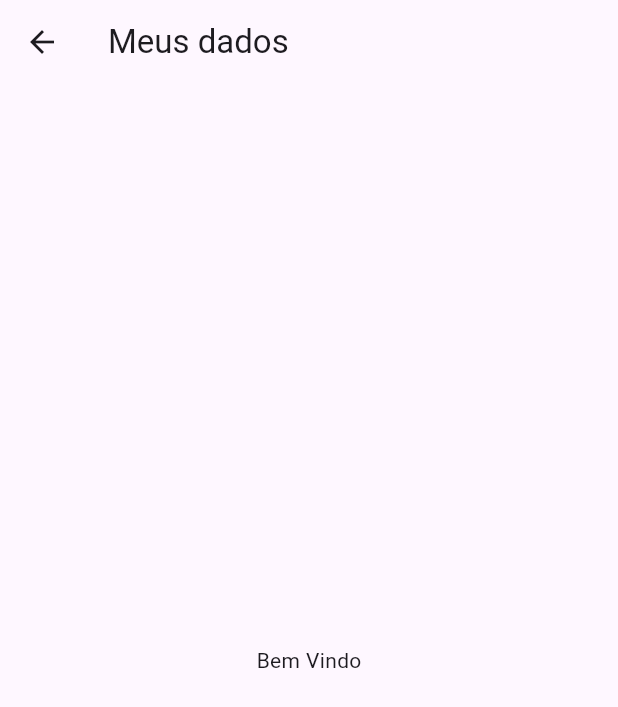
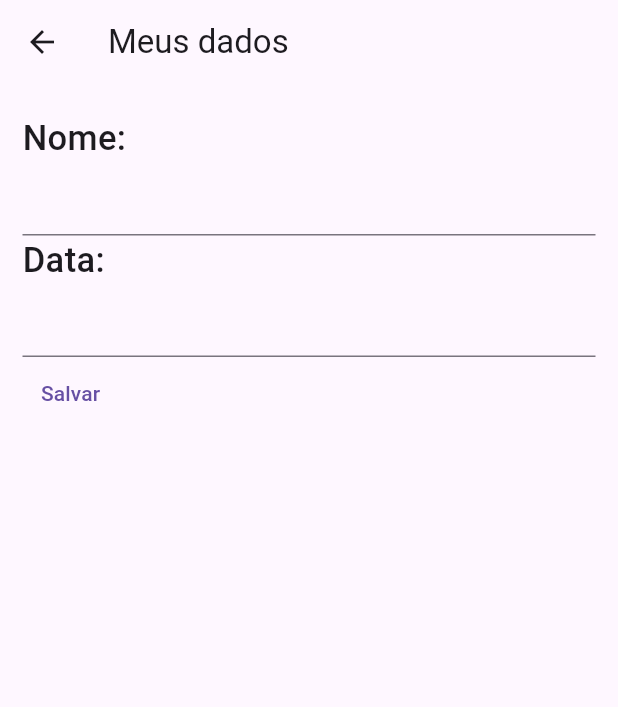
Before and after one commit to Gomesgaab/Primeiro-App-em-Flutter, a Flutter app: the MainPage screen opened directly, in the side drawer, after a tap on "Seus dados", on a phone screen of 412 x 824 dp. Shown: the top 707 px of the screen. Run offline on Flutter 3.47's test engine with Material 3 defaults, Android fonts, the phone set to English and light mode, and no system bars; our stand-ins replace google_fonts.

Commit message:
Quinto Commit

```diff
--- a/lib/pages/Main_page.dart
+++ b/lib/pages/Main_page.dart
@@ -59,7 +59,7 @@ class _MainPageState extends State<MainPage> {
                       Navigator.push(
                           context,
                           MaterialPageRoute(
-                              builder: (context) => const Dados()));
+                              builder: (context) => DadosPaciente()));
                     },
                   ),
                 ),
--- a/lib/pages/dados_page.dart
+++ b/lib/pages/dados_page.dart
@@ -1,7 +1,27 @@
 import 'package:flutter/material.dart';
+import 'package:srh/shared/componenteText/componenteTexto.dart';
 
-class Dados extends StatelessWidget {
-  const Dados({super.key});
+class DadosPaciente extends StatefulWidget {
+  const DadosPaciente({super.key});
+
+  @override
+  State<DadosPaciente> createState() => _DadosPacienteState();
+}
+
+class _DadosPacienteState extends State<DadosPaciente> {
+  //crirando uma variavel de controle de nome
+  var crontroleName = TextEditingController(text: "");
+  //crirando uma variavel de controle de Date
+  var crontroleDate = TextEditingController(text: "");
+  DateTime? dataNacimento;
+
+  //um exemplo de utilização de componente para edição de todos os dados de texto de uma vez
+  /* Text returnText(String texto) {
+    return Text(
+      texto,
+      style: const TextStyle(fontSize: 23, fontWeight: FontWeight.w500),
+    );
+  } */
 
   @override
   Widget build(BuildContext context) {
@@ -9,8 +29,48 @@ class Dados extends StatelessWidget {
       appBar: AppBar(
         title: const Text("Meus dados"),
       ),
-      body: const Center(
-        child: Text("Bem Vindo"),
+      body: Padding(
+        // editando posição
+        padding: const EdgeInsets.symmetric(horizontal: 15, vertical: 20),
+        child: Column(
+          crossAxisAlignment: CrossAxisAlignment.start,
+          children: [
+            const textedition(
+              texto: "Nome: ",
+            ),
+            // iniciando uma entrada de texto
+            TextField(
+              controller: crontroleName,
+            ),
+            const textedition(
+              texto: "Data: ",
+            ),
+            TextField(
+              controller: crontroleDate,
+              //readOnly usado para dizer se o campo e de leitura ou editavel
+              readOnly: true,
+              onTap: () async {
+                //Seleção de data
+                var data = await showDatePicker(
+                    context: context,
+                    firstDate: DateTime(1900, 1, 1),
+                    initialDate: DateTime(2000, 1, 1),
+                    lastDate: DateTime(2023, 12, 31));
+                if (data != null) {
+                  crontroleDate.text = data.toString();
+                  dataNacimento = data;
+                }
+              },
+            ),
+            //botão de texto para salvar
+            TextButton(
+                onPressed: () {
+                  debugPrint(crontroleName.text);
+                  print(dataNacimento);
+                },
+                child: const Text("Salvar"))
+          ],
+        ),
       ),
     );
   }
--- /dev/null
+++ b/lib/service/repositorios/repositorios_nivel.dart
@@ -0,0 +1,5 @@
+class NivelRepository {
+  List<String> retornaNivel() {
+    return ["Nub", "Iniciante", "Intermediario", "Avançado"];
+  }
+}
--- /dev/null
+++ b/lib/shared/componenteText/componenteTexto.dart
@@ -0,0 +1,14 @@
+import 'package:flutter/material.dart';
+
+final class textedition extends StatelessWidget {
+  final String texto;
+  const textedition({super.key, required this.texto});
+
+  @override
+  Widget build(BuildContext context) {
+    return Text(
+      texto,
+      style: const TextStyle(fontSize: 23, fontWeight: FontWeight.w500),
+    );
+  }
+}
```
